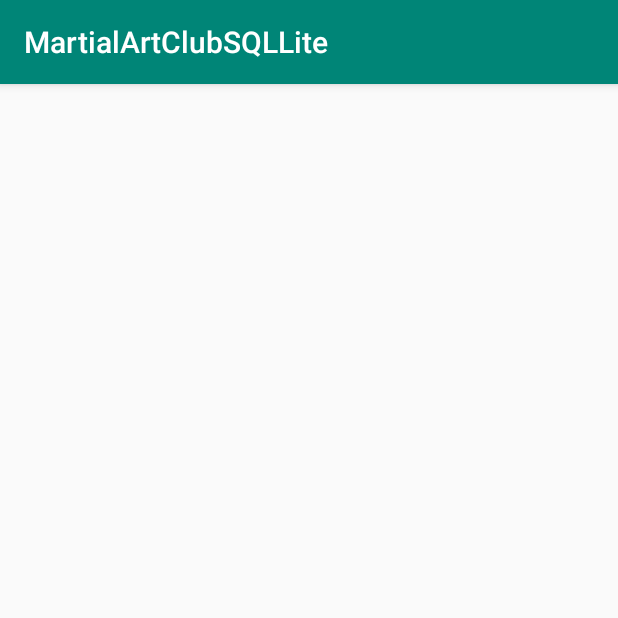
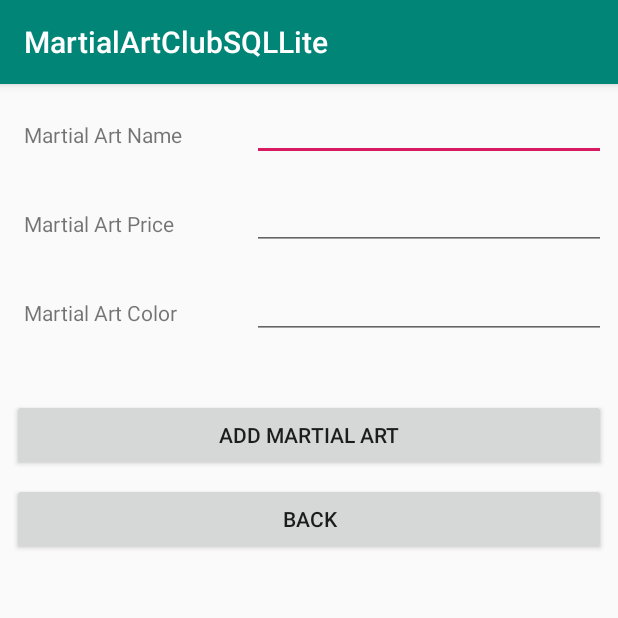
Before and after one commit to choirulihwan/android, an Android app: the AddMartialArtActivity screen opened directly, with no data from a screen before it, on a phone screen of 412 x 824 dp, the top half of it. Run offline under Robolectric (Android 15) with nearby library versions, the phone set to English and light mode, and no system bars.

Commit message:
crud sqllite done

```diff
--- a/MartialArtClubSQLLite/app/src/main/java/com/choirul/martialartclubsqllite/AddMartialArtActivity.java
+++ b/MartialArtClubSQLLite/app/src/main/java/com/choirul/martialartclubsqllite/AddMartialArtActivity.java
@@ -2,15 +2,69 @@ package com.choirul.martialartclubsqllite;
 
 import android.support.v7.app.AppCompatActivity;
 import android.os.Bundle;
+import android.view.View;
+import android.widget.Button;
+import android.widget.EditText;
 import android.widget.Toast;
 
+import com.choirul.martialartclubsqllite.Model.DatabaseHandler;
+import com.choirul.martialartclubsqllite.Model.MartialArt;
+
 public class AddMartialArtActivity extends AppCompatActivity {
+    EditText edt_name, edt_color, edt_price;
+    Button btn_add, btn_back;
+    DatabaseHandler db;
 
     @Override
     protected void onCreate(Bundle savedInstanceState) {
         super.onCreate(savedInstanceState);
         setContentView(R.layout.activity_add_martial_art);
 
-        Toast.makeText(AddMartialArtActivity.this, "this is add martial", Toast.LENGTH_SHORT).show();
+        //Toast.makeText(AddMartialArtActivity.this, "this is add martial", Toast.LENGTH_SHORT).show();
+        edt_name = (EditText) findViewById(R.id.edt_name);
+        edt_price = (EditText) findViewById(R.id.edt_price);
+        edt_color = (EditText) findViewById(R.id.edt_color);
+
+        btn_add = (Button) findViewById(R.id.btn_add);
+        btn_back = (Button) findViewById(R.id.btn_back);
+
+        db = new DatabaseHandler(AddMartialArtActivity.this);
+
+        btn_add.setOnClickListener(new View.OnClickListener() {
+            @Override
+            public void onClick(View view) {
+                addMartialArtToDatabase();
+            }
+        });
+
+        btn_back.setOnClickListener(new View.OnClickListener() {
+            @Override
+            public void onClick(View view) {
+                finish();
+            }
+        });
+    }
+
+    private void addMartialArtToDatabase(){
+        String name = edt_name.getText().toString();
+        String price = edt_price.getText().toString();
+        String color = edt_color.getText().toString();
+
+        try {
+            double ld_price = Double.parseDouble(price);
+
+            MartialArt martialArt = new MartialArt(0, name, ld_price, color);
+            db.addMartialArt(martialArt);
+            Toast.makeText(AddMartialArtActivity.this,  martialArt + "\nsuccessfully inserted", Toast.LENGTH_SHORT).show();
+            resetComponent();
+        } catch (Exception e) {
+            e.printStackTrace();
+        }
+    }
+
+    private void resetComponent() {
+        edt_name.setText("");
+        edt_color.setText("");
+        edt_price.setText("");
     }
 }
--- a/MartialArtClubSQLLite/app/src/main/java/com/choirul/martialartclubsqllite/MainActivity.java
+++ b/MartialArtClubSQLLite/app/src/main/java/com/choirul/martialartclubsqllite/MainActivity.java
@@ -9,6 +9,12 @@ import android.support.v7.widget.Toolbar;
 import android.view.View;
 import android.view.Menu;
 import android.view.MenuItem;
+import android.widget.Button;
+import android.widget.EditText;
+import android.widget.Toast;
+
+import com.choirul.martialartclubsqllite.Model.DatabaseHandler;
+import com.choirul.martialartclubsqllite.Model.MartialArt;
 
 public class MainActivity extends AppCompatActivity {
 
--- a/MartialArtClubSQLLite/app/src/main/res/layout/activity_add_martial_art.xml
+++ b/MartialArtClubSQLLite/app/src/main/res/layout/activity_add_martial_art.xml
@@ -6,4 +6,108 @@
     android:layout_height="match_parent"
     tools:context=".AddMartialArtActivity">
 
+    <TextView
+        android:id="@+id/txtColor"
+        android:layout_width="wrap_content"
+        android:layout_height="wrap_content"
+        android:layout_marginStart="16dp"
+        android:layout_marginLeft="16dp"
+        android:layout_marginTop="40dp"
+        android:text="Martial Art Color"
+        app:layout_constraintStart_toStartOf="parent"
+        app:layout_constraintTop_toBottomOf="@+id/txtPrice"
+        tools:text="Martial Art Color" />
+
+    <TextView
+        android:id="@+id/txtPrice"
+        android:layout_width="wrap_content"
+        android:layout_height="wrap_content"
+        android:layout_marginStart="16dp"
+        android:layout_marginLeft="16dp"
+        android:layout_marginTop="40dp"
+        android:text="Martial Art Price"
+        app:layout_constraintStart_toStartOf="parent"
+        app:layout_constraintTop_toBottomOf="@+id/textView"
+        tools:text="Martial Art Price" />
+
+    <TextView
+        android:id="@+id/textView"
+        android:layout_width="wrap_content"
+        android:layout_height="wrap_content"
+        android:layout_marginStart="16dp"
+        android:layout_marginLeft="16dp"
+        android:layout_marginTop="24dp"
+        android:text="Martial Art Name"
+        app:layout_constraintStart_toStartOf="parent"
+        app:layout_constraintTop_toTopOf="parent"
+        tools:text="Martial Art Name" />
+
+
+
+
+
+    <EditText
+        android:id="@+id/edt_name"
+        android:layout_width="236dp"
+        android:layout_height="43dp"
+        android:layout_marginTop="8dp"
+        android:layout_marginEnd="8dp"
+        android:layout_marginRight="8dp"
+        android:ems="10"
+        android:inputType="textPersonName"
+        app:layout_constraintEnd_toEndOf="parent"
+        app:layout_constraintTop_toTopOf="parent" />
+
+    <EditText
+        android:id="@+id/edt_price"
+        android:layout_width="236dp"
+        android:layout_height="43dp"
+        android:layout_marginTop="16dp"
+        android:layout_marginEnd="8dp"
+        android:layout_marginRight="8dp"
+        android:ems="10"
+        android:inputType="textPersonName"
+        app:layout_constraintEnd_toEndOf="parent"
+        app:layout_constraintTop_toBottomOf="@+id/edt_name" />
+
+    <EditText
+        android:id="@+id/edt_color"
+        android:layout_width="236dp"
+        android:layout_height="43dp"
+        android:layout_marginTop="16dp"
+        android:layout_marginEnd="8dp"
+        android:layout_marginRight="8dp"
+        android:ems="10"
+        android:inputType="textPersonName"
+        app:layout_constraintEnd_toEndOf="parent"
+        app:layout_constraintTop_toBottomOf="@+id/edt_price" />
+
+    <Button
+        android:id="@+id/btn_back"
+        android:layout_width="0dp"
+        android:layout_height="wrap_content"
+        android:layout_marginStart="8dp"
+        android:layout_marginLeft="8dp"
+        android:layout_marginTop="8dp"
+        android:layout_marginEnd="8dp"
+        android:layout_marginRight="8dp"
+        android:text="Back"
+        app:layout_constraintEnd_toEndOf="parent"
+        app:layout_constraintHorizontal_bias="0.0"
+        app:layout_constraintStart_toStartOf="parent"
+        app:layout_constraintTop_toBottomOf="@+id/btn_add" />
+
+    <Button
+        android:id="@+id/btn_add"
+        android:layout_width="0dp"
+        android:layout_height="wrap_content"
+        android:layout_marginStart="8dp"
+        android:layout_marginLeft="8dp"
+        android:layout_marginTop="40dp"
+        android:layout_marginEnd="8dp"
+        android:layout_marginRight="8dp"
+        android:text="Add Martial Art"
+        app:layout_constraintEnd_toEndOf="parent"
+        app:layout_constraintStart_toStartOf="parent"
+        app:layout_constraintTop_toBottomOf="@+id/edt_color" />
 </android.support.constraint.ConstraintLayout>
```
Also changed, not shown: MartialArtClubSQLLite/app/src/main/java/com/choirul/martialartclubsqllite/Model/DatabaseHandler.java (+53 -1 lines), MartialArtClubSQLLite/app/src/main/java/com/choirul/martialartclubsqllite/Model/MartialArt.java (+10 -4 lines).
